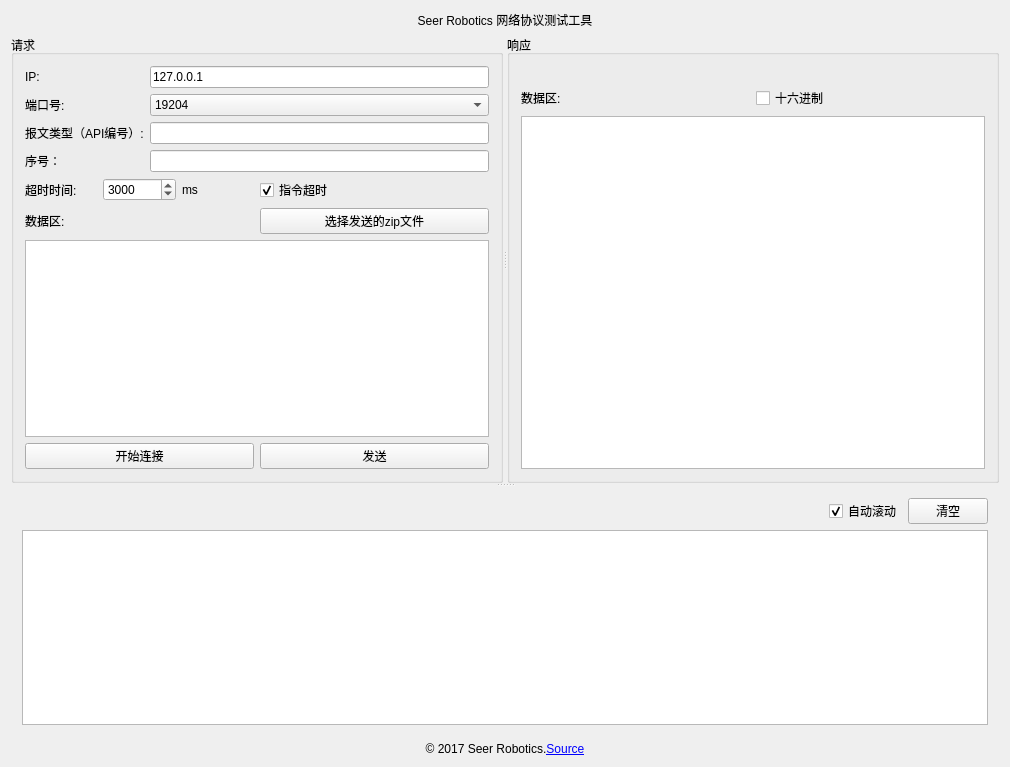
Old version of the form SCTcpToolWidget.ui in the repository seer-robotics/SeerTCPTest.
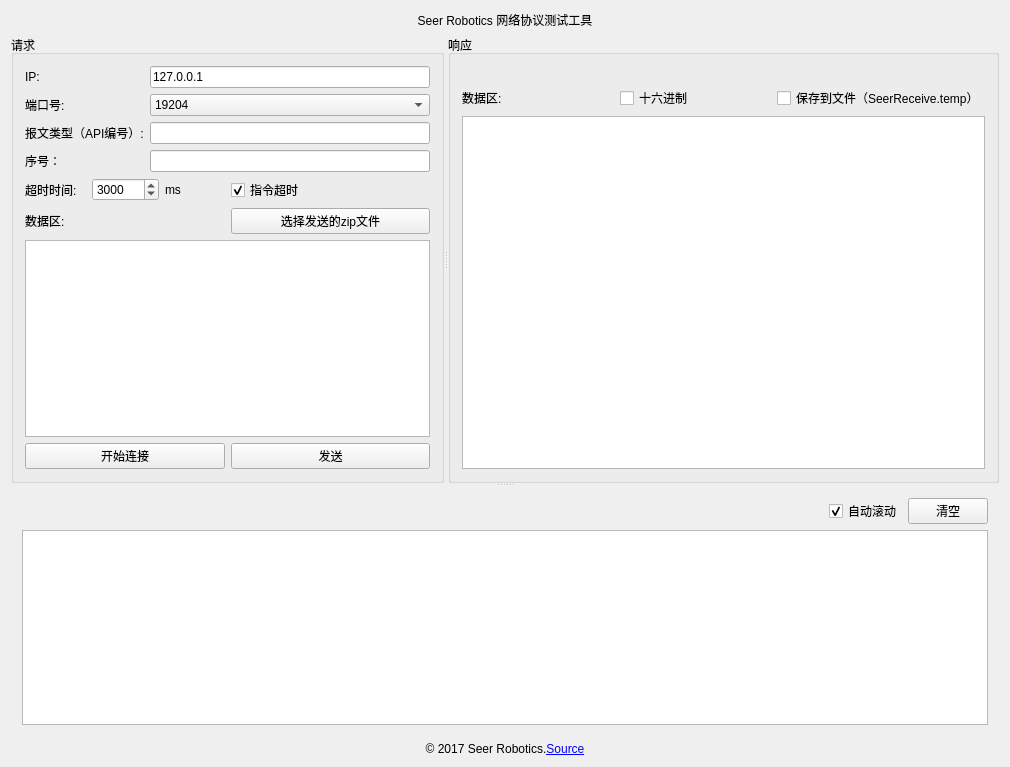
New version of the form.

Commit message: 加入可传输zip文件

```diff
--- a/SCTcpToolWidget.ui
+++ b/SCTcpToolWidget.ui
@@ -281,6 +281,13 @@
             </property>
            </widget>
           </item>
+          <item>
+           <widget class="QCheckBox" name="checkBox_saveFile">
+            <property name="text">
+             <string>保存到文件（SeerReceive.temp）</string>
+            </property>
+           </widget>
+          </item>
          </layout>
         </item>
         <item>
```
Left out of the diff: 2 changed lines with no effect on the pictures. The commit also changes 3 other files.
